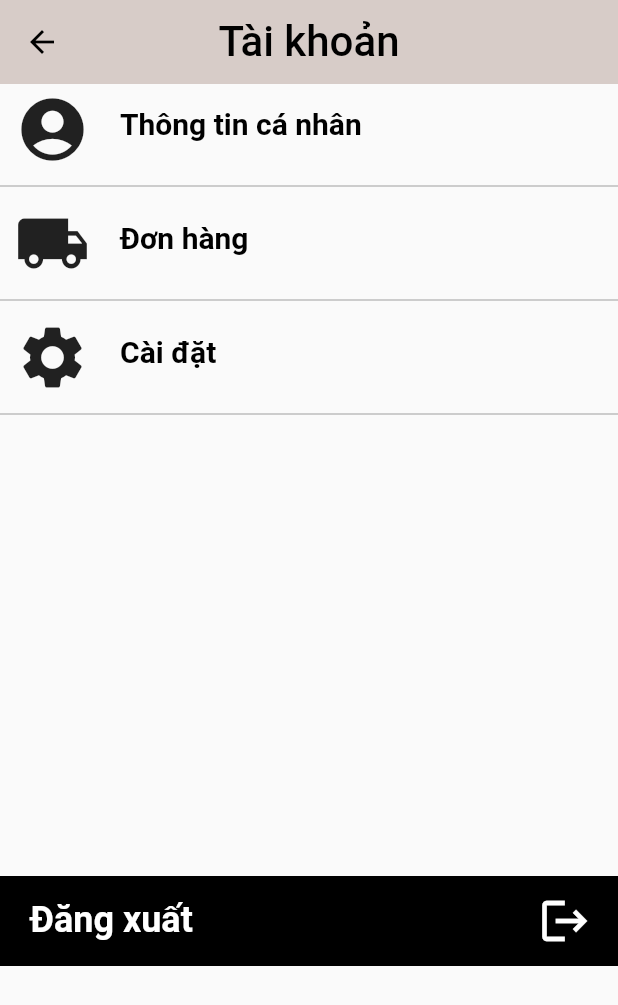
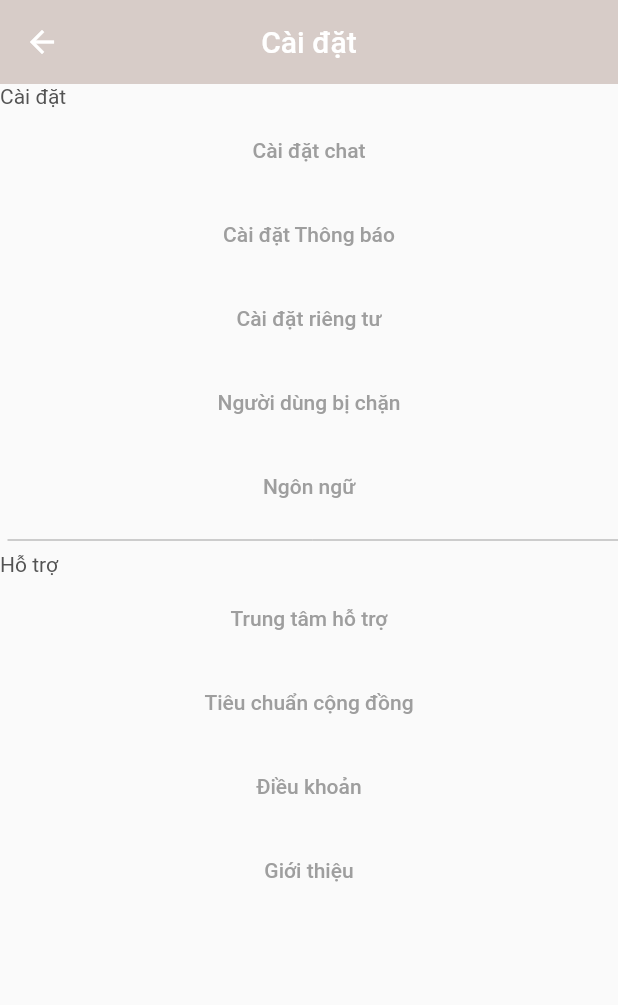
Before and after one commit to mrtrunggg/DoanLTD-_app_cake, a Flutter app: the QLTK screen opened directly, after a tap on "Cài đặt", on a phone screen of 412 x 824 dp. Shown: the top 1005 px of the screen. Run offline on Flutter 3.47's test engine with Material 2 defaults, Android fonts, the phone set to English and light mode, and no system bars; our stand-ins replace flutter_svg, get.

Commit message:
ChauTuan

```diff
--- a/lib/screens/ChauTuan/Caidat/caidat.dart
+++ b/lib/screens/ChauTuan/Caidat/caidat.dart
@@ -0,0 +1,40 @@
+import 'package:app_cake/constrants.dart';
+import 'package:flutter/material.dart';
+import 'package:flutter_svg/svg.dart';
+import 'package:get/get.dart';
+
+import 'components/body.dart';
+
+
+class Caidat extends StatefulWidget {
+  Caidat({Key? key}) : super(key: key);
+
+  @override
+  _CaidatState createState() => _CaidatState();
+}
+
+class _CaidatState extends State<Caidat> {
+  @override
+  Widget build(BuildContext context) {
+    return Scaffold(
+      appBar: newMethod(),
+      body: body(),
+    );
+  }
+
+  AppBar newMethod() {
+    return AppBar(
+      backgroundColor: Colors.brown.shade100,
+      elevation: 0,
+      centerTitle: true,
+      title: Text('Cài đặt'),
+      leading: IconButton(
+        onPressed: () {
+          Navigator.pop(context);
+        },
+        icon: Icon(Icons.arrow_back),
+      ),
+
+    );
+  }
+}
--- /dev/null
+++ b/lib/screens/ChauTuan/Caidat/components/body.dart
@@ -0,0 +1,82 @@
+import 'package:app_cake/screens/ChauTuan/QLTT/components/email.dart';
+import 'package:app_cake/screens/ChauTuan/QLTT/components/sdt.dart';
+import 'package:app_cake/screens/ChauTuan/QLTT/components/thaydoimatkhau.dart';
+import 'package:app_cake/screens/ChauTuan/QLTT/components/thongtincanhan.dart';
+import 'package:flutter/material.dart';
+import 'package:flutter_svg/svg.dart';
+
+class body extends StatefulWidget {
+  body({Key? key}) : super(key: key);
+
+  @override
+  State<StatefulWidget> createState() => _bodyState();
+}
+
+class _bodyState extends State<body> {
+  @override
+  Widget build(BuildContext context) {
+    return ListView(
+      children: <Widget>[
+        Text('Cài đặt'),
+        ListTile(
+          title: TextButton(
+              onPressed: () {},
+              child: Text('Cài đặt chat',style: TextStyle(color: Colors.grey),),
+          ),
+        ),
+        ListTile(
+          title: TextButton(
+              onPressed: () {},
+              child: Text('Cài đặt Thông báo',style: TextStyle(color: Colors.grey),),
+          ),
+        ),
+        ListTile(
+          title: TextButton(
+              onPressed: () {},
+              child: Text('Cài đặt riêng tư',style: TextStyle(color: Colors.grey),),
+          ),
+        ),
+        ListTile(
+          title: TextButton(
+              onPressed: () {},
+              child: Text('Người dùng bị chặn',style: TextStyle(color: Colors.grey),),
+          ),
+        ),
+        ListTile(
+          title: TextButton(
+              onPressed: () {},
+              child: Text('Ngôn ngữ',style: TextStyle(color: Colors.grey),),
+          ),
+        ),
+        Divider(color: Colors.grey,indent: 5.0,),
+        Text('Hỗ trợ'),
+ListTile(
+          title: TextButton(
+              onPressed: () {},
+              child: Text('Trung tâm hỗ trợ',style: TextStyle(color: Colors.grey),),
+          ),
+        ),
+        ListTile(
+          title: TextButton(
+              onPressed: () {},
+              child: Text('Tiêu chuẩn cộng đồng',style: TextStyle(color: Colors.grey),),
+          ),
+        ),
+        ListTile(
+          title: TextButton(
+              onPressed: () {},
+              child: Text('Điều khoản',style: TextStyle(color: Colors.grey),),
+          ),
+        ),
+        ListTile(
+
+          title: TextButton(
+              onPressed: () {},
+              child: Text('Giới thiệu',style: TextStyle(color: Colors.grey),),
+          ),
+        ),
+
+      ]
+    );
+  }
+}
--- a/lib/screens/ChauTuan/QLTK.dart
+++ b/lib/screens/ChauTuan/QLTK.dart
@@ -30,16 +30,15 @@ class _QLTKState extends State<QLTK> {
   }
   AppBar newMethod() {
     return AppBar(
-
       backgroundColor: Colors.brown.shade100,
       elevation: 0,
       centerTitle: true,
-      title: Text('Tài khoản',style: TextStyle(fontSize: 28,color: Colors.black),),
+      title: Text('Tài khoản',),
       leading: IconButton(
         onPressed: () {
           Navigator.pop(context);
         },
-        icon: Icon(Icons.arrow_back,color: Colors.black),
+        icon: Icon(Icons.arrow_back,color: Colors.white),
       ),
 
     );
--- a/lib/screens/ChauTuan/components/body.dart
+++ b/lib/screens/ChauTuan/components/body.dart
@@ -1,6 +1,9 @@
+import 'package:app_cake/screens/ChauTuan/Caidat/caidat.dart';
 import 'package:app_cake/screens/ChauTuan/QLTT/QLTT.dart';
+import 'package:app_cake/screens/KhacTrung/home_list_favorite.dart';
 import 'package:app_cake/screens/KhacTrung/home_login.dart';
 import 'package:flutter/material.dart';
+import 'package:flutter/rendering.dart';
 import 'package:flutter_svg/svg.dart';
 import '../../../../constrants.dart';
 class body extends StatefulWidget {
@@ -15,9 +18,7 @@ class _bodyState extends State<body> {
   Widget build(BuildContext context) {
     return ListView(
       children: <Widget>[
-        Container(
-              padding: const EdgeInsets.only(left:0),
-                child: GestureDetector(
+            GestureDetector(
                     onTap: () {
                   Navigator.push(
                   context,
@@ -25,76 +26,106 @@ class _bodyState extends State<body> {
                   builder: (_) => QLTT(),),);
                   },
                   child: Container(
-                  height: 60,
+                    height: 40,
+                    color: Colors.grey.shade100,
                     // ignore: prefer_const_constructors
                     child: Row(
                       children: [
                         SizedBox(width: 10,),
-                      Icon(Icons.account_circle,size: 50,),
+                        Icon(Icons.account_circle,size: 30),
                         SizedBox(width: 20,),
                         Container(
-                        height: 30,
+                          height: 50,
                           child: Column(
                             crossAxisAlignment: CrossAxisAlignment.start,
                             children: const[
+                              SizedBox(height: 10,),
                               Text("Thông tin cá nhân", style: TextStyle(fontWeight: FontWeight.bold, fontSize: 20,color: Colors.black),),
                             ],
                           ),
                         ),
+
                       ],
                     ),
                   ),
                 ),
-            ),
-            Divider(color: Colors.grey),
-            Container(
-              padding: const EdgeInsets.only(left:0),
-                child: GestureDetector(
+                SizedBox(height: 3,),
+                GestureDetector(
                     onTap: () {
                   Navigator.push(
                   context,
                   MaterialPageRoute(
-                  builder: (_) => QLTT(),),);
+                  builder: (_) => trangyeuthich(),),);
                   },
                   child: Container(
-                  height: 60,
+                    height: 40,
+                    color: Colors.grey.shade100,
                     // ignore: prefer_const_constructors
                     child: Row(
                       children: [
                         SizedBox(width: 10,),
-                      Icon(Icons.local_shipping,size: 50,),
+                        Icon(Icons.favorite_border,size: 30),
                         SizedBox(width: 20,),
                         Container(
-                        height: 30,
+                          height: 50,
                           child: Column(
                             crossAxisAlignment: CrossAxisAlignment.start,
                             children: const[
+                              SizedBox(height: 10,),
+                              Text("Sản phẩm yêu thích", style: TextStyle(fontWeight: FontWeight.bold, fontSize: 20,color: Colors.black),),
+                            ],
+                          ),
+                        ),
+
+                      ],
+                    ),
+                  ),
+                ),
+                SizedBox(height: 3,),
+            GestureDetector(
+                    onTap: () {
+
+                  },
+                  child: Container(
+                    height: 40,
+                    color: Colors.grey.shade100,
+                    // ignore: prefer_const_constructors
+                    child: Row(
+                      children: [
+                        SizedBox(width: 10,),
+                        Icon(Icons.local_shipping,size: 30),
+                        SizedBox(width: 20,),
+                        Container(
+                          height: 50,
+                          child: Column(
+                            crossAxisAlignment: CrossAxisAlignment.start,
+                            children: const[
+                              SizedBox(height: 10,),
                               Text("Đơn hàng", style: TextStyle(fontWeight: FontWeight.bold, fontSize: 20,color: Colors.black),),
                             ],
                           ),
                         ),
+
                       ],
                     ),
                   ),
                 ),
-            ),
-            Divider(color: Colors.grey),
-            Container(
-              padding: const EdgeInsets.only(left:0),
-                child: GestureDetector(
+                SizedBox(height: 3,),
+            GestureDetector(
                     onTap: () {
                   Navigator.push(
                   context,
                   MaterialPageRoute(
-                  builder: (_) => QLTT(),),);
+                  builder: (_) => Caidat(),),);
                   },
                   child: Container(
-                  height: 60,
+                    height: 40,
+                    color: Colors.grey.shade100,
                     // ignore: prefer_const_constructors
                     child: Row(
                       children: [
                         SizedBox(width: 10,),
-                      Icon(Icons.settings,size: 50),
+                        Icon(Icons.settings,size: 30),
                         SizedBox(width: 20,),
                         Container(
                           height: 50,
@@ -105,14 +136,13 @@ class _bodyState extends State<body> {
                               Text("Cài đặt", style: TextStyle(fontWeight: FontWeight.bold, fontSize: 20,color: Colors.black),),
                             ],
                           ),
+                        ),
 
-                      ),
                       ],
                     ),
                   ),
                 ),
-            ),
-            Divider(color: Colors.grey),
+
             SizedBox(height: 300,),
             GestureDetector(
                     onTap: () {
@@ -129,21 +159,17 @@ class _bodyState extends State<body> {
                       children: [
                         SizedBox(width: 20,),
                         Container(
-
                           height: 50,
-
                           child: Column(
                             crossAxisAlignment: CrossAxisAlignment.start,
                             children: const[
                               SizedBox(height: 10,),
                               Text("Đăng xuất", style: TextStyle(fontWeight: FontWeight.bold, fontSize: 24,color: Colors.white),),
                             ],
-
                           ),
-
                         ),
                         SizedBox(width: 230,),
-                        Icon(Icons.logout,color: Colors.white,size: 36,)
+                        Icon(Icons.logout,color: Colors.white,size: 35,)
                       ],
                     ),
                   ),
```
Also changed, not shown: lib/screens/ChauTuan/Donhang/donhang.dart (deleted). Lines whose indentation alone changed are shown as unchanged.
